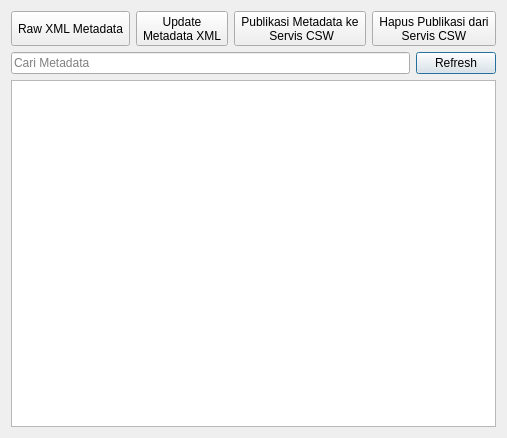
Old version of the form ui/metadata_tab.ui in the repository sandynagara/Palapa.
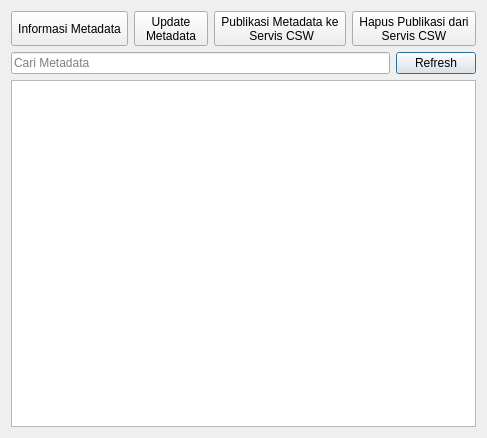
New version of the form. Icons and pictures are not drawn. Custom widgets are drawn as their Qt base class.

```diff
--- a/ui/metadata_tab.ui
+++ b/ui/metadata_tab.ui
@@ -6,7 +6,7 @@
    <rect>
     <x>0</x>
     <y>0</y>
-    <width>461</width>
+    <width>487</width>
     <height>438</height>
    </rect>
   </property>
@@ -37,7 +37,7 @@
         <string notr="true"/>
        </property>
        <property name="text">
-        <string>Raw XML Metadata</string>
+        <string>Informasi Metadata</string>
        </property>
        <property name="icon">
         <iconset>
@@ -67,7 +67,7 @@
        </property>
        <property name="text">
         <string>Update 
-Metadata XML</string>
+Metadata</string>
        </property>
        <property name="icon">
         <iconset>
```
